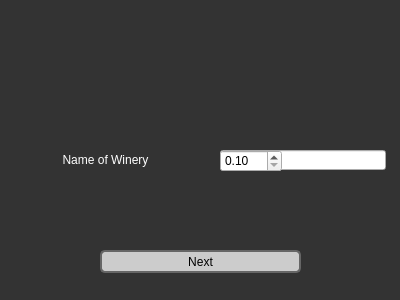
Above: newwinery.ui from tyler949/CS1D-FirstPorject before the change. Below: the same form after it.
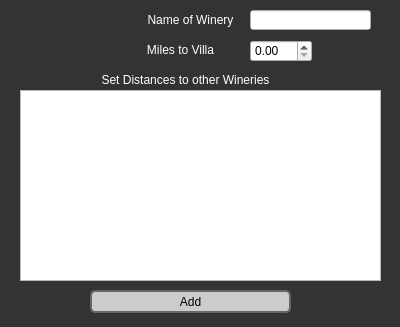
That is the form after the change.

```diff
--- a/newwinery.ui
+++ b/newwinery.ui
@@ -7,7 +7,7 @@
     <x>0</x>
     <y>0</y>
     <width>400</width>
-    <height>300</height>
+    <height>327</height>
    </rect>
   </property>
   <property name="windowTitle">
@@ -57,22 +57,22 @@
   <widget class="QPushButton" name="AddWineryButton">
    <property name="geometry">
     <rect>
-     <x>100</x>
-     <y>250</y>
+     <x>90</x>
+     <y>290</y>
      <width>201</width>
      <height>23</height>
     </rect>
    </property>
    <property name="text">
-    <string>Next</string>
+    <string>Add</string>
    </property>
   </widget>
   <widget class="QLabel" name="nameLabel">
    <property name="geometry">
     <rect>
-     <x>10</x>
-     <y>150</y>
-     <width>191</width>
+     <x>140</x>
+     <y>10</y>
+     <width>101</width>
      <height>20</height>
     </rect>
    </property>
@@ -86,27 +86,95 @@
   <widget class="QLineEdit" name="NameTextBox">
    <property name="geometry">
     <rect>
-     <x>220</x>
-     <y>150</y>
-     <width>166</width>
+     <x>250</x>
+     <y>10</y>
+     <width>121</width>
      <height>20</height>
     </rect>
    </property>
   </widget>
+  <widget class="QTableWidget" name="tableWidget">
+   <property name="geometry">
+    <rect>
+     <x>20</x>
+     <y>90</y>
+     <width>361</width>
+     <height>191</height>
+    </rect>
+   </property>
+   <property name="editTriggers">
+    <set>QAbstractItemView::NoEditTriggers</set>
+   </property>
+   <attribute name="horizontalHeaderDefaultSectionSize">
+    <number>170</number>
+   </attribute>
+  </widget>
+  <widget class="QLabel" name="nameLabel_2">
+   <property name="geometry">
+    <rect>
+     <x>90</x>
+     <y>70</y>
+     <width>191</width>
+     <height>20</height>
+    </rect>
+   </property>
+   <property name="text">
+    <string>Set Distances to other Wineries</string>
+   </property>
+   <property name="alignment">
+    <set>Qt::AlignCenter</set>
+   </property>
+  </widget>
+  <widget class="QLabel" name="nameLabel_3">
+   <property name="geometry">
+    <rect>
+     <x>130</x>
+     <y>40</y>
+     <width>101</width>
+     <height>20</height>
+    </rect>
+   </property>
+   <property name="text">
+    <string>Miles to Villa</string>
+   </property>
+   <property name="alignment">
+    <set>Qt::AlignCenter</set>
+   </property>
+  </widget>
   <widget class="QDoubleSpinBox" name="doubleSpinBox">
    <property name="geometry">
     <rect>
-     <x>220</x>
-     <y>150</y>
+     <x>250</x>
+     <y>40</y>
      <width>62</width>
      <height>22</height>
     </rect>
    </property>
-   <property name="minimum">
-    <double>0.100000000000000</double>
+  </widget>
+  <widget class="QLabel" name="NameRequire">
+   <property name="geometry">
+    <rect>
+     <x>20</x>
+     <y>10</y>
+     <width>111</width>
+     <height>21</height>
+    </rect>
    </property>
-   <property name="singleStep">
-    <double>0.100000000000000</double>
+   <property name="text">
+    <string/>
+   </property>
+  </widget>
+  <widget class="QLabel" name="MilesToVillaRequired">
+   <property name="geometry">
+    <rect>
+     <x>20</x>
+     <y>40</y>
+     <width>111</width>
+     <height>21</height>
+    </rect>
+   </property>
+   <property name="text">
+    <string/>
    </property>
   </widget>
  </widget>
```
